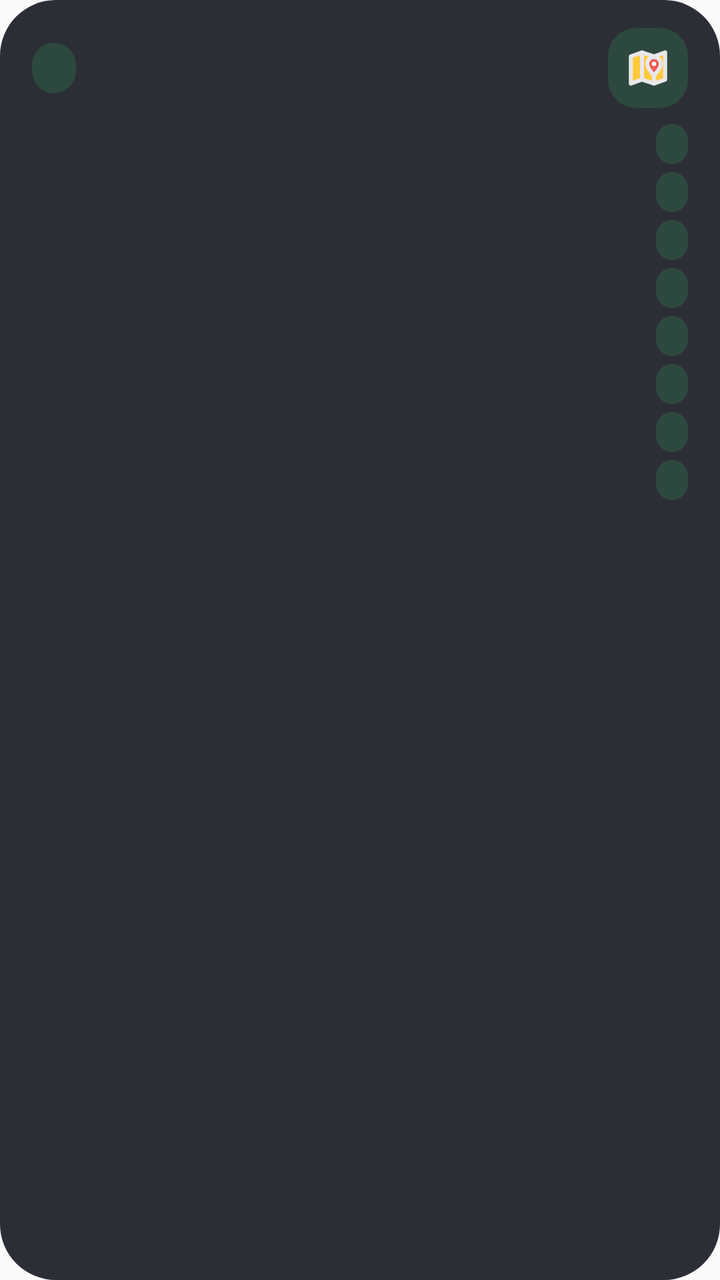
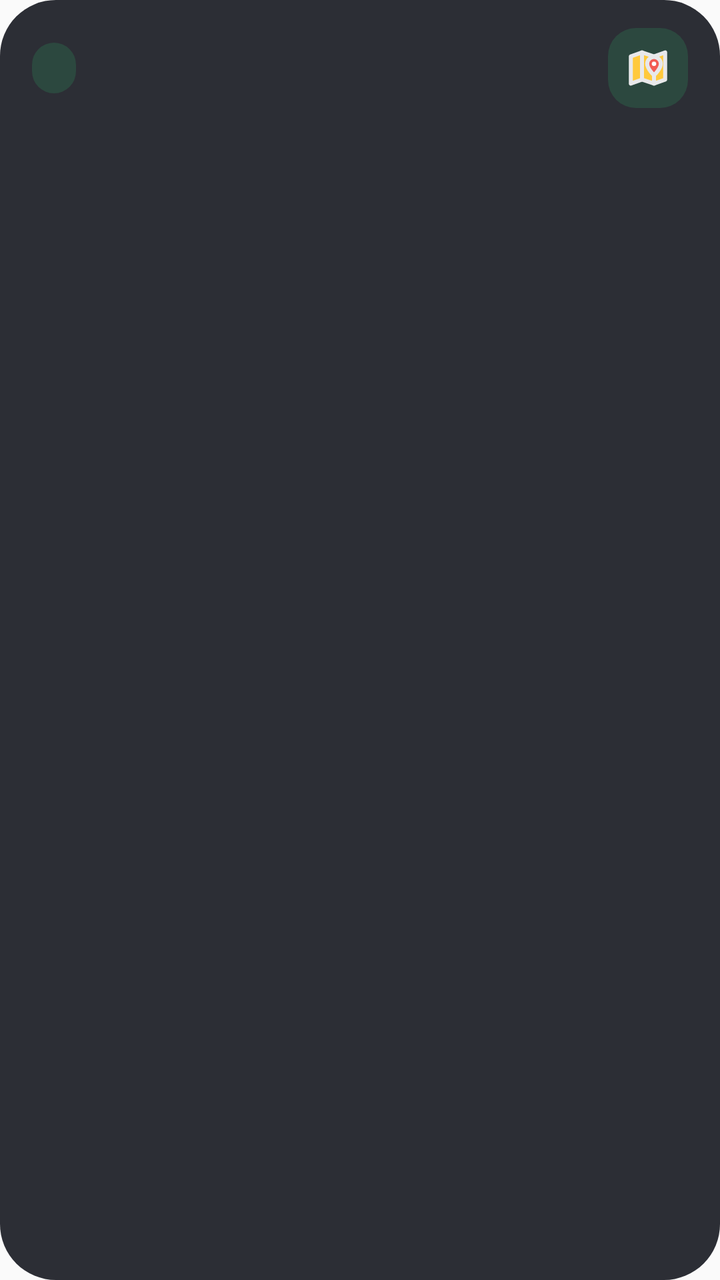

Before-and-after screenshots of an Android layout around one commit, followed by the original layout XML and the change that was made.
<!-- AndroidManifest.xml: application theme AppTheme -->
<!-- res/layout/widget_plan_dark.xml -->
<?xml version="1.0" encoding="utf-8"?>
<LinearLayout
    xmlns:android="http://schemas.android.com/apk/res/android"
    android:id="@+id/root"
    android:layout_width="match_parent"
    android:layout_height="match_parent"
    android:background="@drawable/widget_bg_dark"
    android:layoutDirection="rtl"
    android:orientation="vertical"
    android:paddingStart="16dp"
    android:paddingEnd="16dp"
    android:paddingTop="14dp"
    android:paddingBottom="14dp">
    <LinearLayout
        android:id="@+id/header"
        android:layout_width="match_parent"
        android:layout_height="wrap_content"
        android:orientation="horizontal"
        android:gravity="center_vertical">
        <FrameLayout
            android:id="@+id/icon_tile"
            android:layout_width="40dp"
            android:layout_height="40dp"
            android:background="@drawable/widget_soft_dark">
            <ImageView
                android:id="@+id/icon"
                android:layout_width="24dp"
                android:layout_height="24dp"
                android:src="@drawable/ic_ws_map_dark"
                android:importantForAccessibility="no"
                android:layout_gravity="center" />
        </FrameLayout>
        <LinearLayout
            android:layout_width="0dp"
            android:layout_height="wrap_content"
            android:orientation="vertical"
            android:layout_weight="1"
            android:layout_marginStart="10dp">
            <TextView
                android:id="@+id/title"
                android:layout_width="match_parent"
                android:layout_height="wrap_content"
                style="@style/WBold.Title"
                android:textColor="@color/w_text_dark" />
            <TextView
                android:id="@+id/subtitle"
                android:layout_width="match_parent"
                android:layout_height="wrap_content"
                style="@style/WText.Muted"
                android:layout_marginTop="3dp"
                android:textColor="@color/w_muted_dark" />
        </LinearLayout>
        <TextView
            android:id="@+id/chip"
            android:layout_width="wrap_content"
            android:layout_height="wrap_content"
            style="@style/WBold.Chip"
            android:layout_marginStart="8dp"
            android:textColor="@color/w_accent_dark"
            android:background="@drawable/widget_chip_dark" />
    </LinearLayout>
    <LinearLayout
        android:id="@+id/list"
        android:layout_width="match_parent"
        android:layout_height="0dp"
        android:orientation="vertical"
        android:layout_weight="1"
        android:layout_marginTop="4dp">
        <LinearLayout
            android:id="@+id/plan_row_1"
            android:layout_width="match_parent"
            android:layout_height="wrap_content"
            android:layout_marginTop="4dp"
            android:gravity="center_vertical"
            android:orientation="horizontal">
            <TextView
                android:id="@+id/plan_time_1"
                android:layout_width="wrap_content"
                android:layout_height="wrap_content"
                style="@style/WBold.Pill"
                android:textColor="@color/w_accent_dark"
                android:background="@drawable/widget_chip_dark" />
            <ImageView
                android:id="@+id/plan_ring_1"
                android:layout_width="14dp"
                android:layout_height="14dp"
                android:src="@drawable/widget_dot_dark"
                android:importantForAccessibility="no"
                android:layout_marginStart="3dp"
                android:layout_marginEnd="3dp"
                android:visibility="gone" />
            <TextView
                android:id="@+id/plan_title_1"
                android:layout_width="0dp"
                android:layout_height="wrap_content"
                style="@style/WText"
                android:layout_weight="1"
                android:layout_marginStart="8dp"
                android:textColor="@color/w_text_dark" />
        </LinearLayout>
        <LinearLayout
            android:id="@+id/plan_row_2"
            android:layout_width="match_parent"
            android:layout_height="wrap_content"
            android:layout_marginTop="4dp"
            android:gravity="center_vertical"
            android:orientation="horizontal">
            <TextView
                android:id="@+id/plan_time_2"
                android:layout_width="wrap_content"
                android:layout_height="wrap_content"
                style="@style/WBold.Pill"
                android:textColor="@color/w_accent_dark"
                android:background="@drawable/widget_chip_dark" />
            <ImageView
                android:id="@+id/plan_ring_2"
                android:layout_width="14dp"
                android:layout_height="14dp"
                android:src="@drawable/widget_dot_dark"
                android:importantForAccessibility="no"
                android:layout_marginStart="3dp"
                android:layout_marginEnd="3dp"
                android:visibility="gone" />
            <TextView
                android:id="@+id/plan_title_2"
                android:layout_width="0dp"
                android:layout_height="wrap_content"
                style="@style/WText"
                android:layout_weight="1"
                android:layout_marginStart="8dp"
                android:textColor="@color/w_text_dark" />
        </LinearLayout>
        <LinearLayout
            android:id="@+id/plan_row_3"
            android:layout_width="match_parent"
            android:layout_height="wrap_content"
            android:layout_marginTop="4dp"
            android:gravity="center_vertical"
            android:orientation="horizontal">
            <TextView
                android:id="@+id/plan_time_3"
                android:layout_width="wrap_content"
                android:layout_height="wrap_content"
                style="@style/WBold.Pill"
                android:textColor="@color/w_accent_dark"
                android:background="@drawable/widget_chip_dark" />
            <ImageView
                android:id="@+id/plan_ring_3"
                android:layout_width="14dp"
                android:layout_height="14dp"
                android:src="@drawable/widget_dot_dark"
                android:importantForAccessibility="no"
                android:layout_marginStart="3dp"
                android:layout_marginEnd="3dp"
                android:visibility="gone" />
            <TextView
                android:id="@+id/plan_title_3"
                android:layout_width="0dp"
                android:layout_height="wrap_content"
                style="@style/WText"
                android:layout_weight="1"
                android:layout_marginStart="8dp"
                android:textColor="@color/w_text_dark" />
        </LinearLayout>
        <LinearLayout
            android:id="@+id/plan_row_4"
            android:layout_width="match_parent"
            android:layout_height="wrap_content"
            android:layout_marginTop="4dp"
            android:gravity="center_vertical"
            android:orientation="horizontal">
            <TextView
                android:id="@+id/plan_time_4"
                android:layout_width="wrap_content"
                android:layout_height="wrap_content"
                style="@style/WBold.Pill"
                android:textColor="@color/w_accent_dark"
                android:background="@drawable/widget_chip_dark" />
            <ImageView
                android:id="@+id/plan_ring_4"
                android:layout_width="14dp"
                android:layout_height="14dp"
                android:src="@drawable/widget_dot_dark"
                android:importantForAccessibility="no"
                android:layout_marginStart="3dp"
                android:layout_marginEnd="3dp"
                android:visibility="gone" />
            <TextView
                android:id="@+id/plan_title_4"
                android:layout_width="0dp"
                android:layout_height="wrap_content"
                style="@style/WText"
                android:layout_weight="1"
                android:layout_marginStart="8dp"
                android:textColor="@color/w_text_dark" />
        </LinearLayout>
        <LinearLayout
            android:id="@+id/plan_row_5"
            android:layout_width="match_parent"
            android:layout_height="wrap_content"
            android:layout_marginTop="4dp"
            android:gravity="center_vertical"
            android:orientation="horizontal">
            <TextView
                android:id="@+id/plan_time_5"
                android:layout_width="wrap_content"
                android:layout_height="wrap_content"
                style="@style/WBold.Pill"
                android:textColor="@color/w_accent_dark"
                android:background="@drawable/widget_chip_dark" />
            <ImageView
                android:id="@+id/plan_ring_5"
                android:layout_width="14dp"
                android:layout_height="14dp"
                android:src="@drawable/widget_dot_dark"
                android:importantForAccessibility="no"
                android:layout_marginStart="3dp"
                android:layout_marginEnd="3dp"
                android:visibility="gone" />
            <TextView
                android:id="@+id/plan_title_5"
                android:layout_width="0dp"
                android:layout_height="wrap_content"
                style="@style/WText"
                android:layout_weight="1"
                android:layout_marginStart="8dp"
                android:textColor="@color/w_text_dark" />
        </LinearLayout>
        <LinearLayout
            android:id="@+id/plan_row_6"
            android:layout_width="match_parent"
            android:layout_height="wrap_content"
            android:layout_marginTop="4dp"
            android:gravity="center_vertical"
            android:orientation="horizontal">
            <TextView
                android:id="@+id/plan_time_6"
                android:layout_width="wrap_content"
                android:layout_height="wrap_content"
                style="@style/WBold.Pill"
                android:textColor="@color/w_accent_dark"
                android:background="@drawable/widget_chip_dark" />
            <ImageView
                android:id="@+id/plan_ring_6"
                android:layout_width="14dp"
                android:layout_height="14dp"
                android:src="@drawable/widget_dot_dark"
                android:importantForAccessibility="no"
                android:layout_marginStart="3dp"
                android:layout_marginEnd="3dp"
                android:visibility="gone" />
            <TextView
                android:id="@+id/plan_title_6"
                android:layout_width="0dp"
                android:layout_height="wrap_content"
                style="@style/WText"
                android:layout_weight="1"
                android:layout_marginStart="8dp"
                android:textColor="@color/w_text_dark" />
        </LinearLayout>
        <LinearLayout
            android:id="@+id/plan_row_7"
            android:layout_width="match_parent"
            android:layout_height="wrap_content"
            android:layout_marginTop="4dp"
            android:gravity="center_vertical"
            android:orientation="horizontal">
            <TextView
                android:id="@+id/plan_time_7"
                android:layout_width="wrap_content"
                android:layout_height="wrap_content"
                style="@style/WBold.Pill"
                android:textColor="@color/w_accent_dark"
                android:background="@drawable/widget_chip_dark" />
            <ImageView
                android:id="@+id/plan_ring_7"
                android:layout_width="14dp"
                android:layout_height="14dp"
                android:src="@drawable/widget_dot_dark"
                android:importantForAccessibility="no"
                android:layout_marginStart="3dp"
                android:layout_marginEnd="3dp"
                android:visibility="gone" />
            <TextView
                android:id="@+id/plan_title_7"
                android:layout_width="0dp"
                android:layout_height="wrap_content"
                style="@style/WText"
                android:layout_weight="1"
                android:layout_marginStart="8dp"
                android:textColor="@color/w_text_dark" />
        </LinearLayout>
        <LinearLayout
            android:id="@+id/plan_row_8"
            android:layout_width="match_parent"
            android:layout_height="wrap_content"
            android:layout_marginTop="4dp"
            android:gravity="center_vertical"
            android:orientation="horizontal">
            <TextView
                android:id="@+id/plan_time_8"
                android:layout_width="wrap_content"
                android:layout_height="wrap_content"
                style="@style/WBold.Pill"
                android:textColor="@color/w_accent_dark"
                android:background="@drawable/widget_chip_dark" />
            <ImageView
                android:id="@+id/plan_ring_8"
                android:layout_width="14dp"
                android:layout_height="14dp"
                android:src="@drawable/widget_dot_dark"
                android:importantForAccessibility="no"
                android:layout_marginStart="3dp"
                android:layout_marginEnd="3dp"
                android:visibility="gone" />
            <TextView
                android:id="@+id/plan_title_8"
                android:layout_width="0dp"
                android:layout_height="wrap_content"
                style="@style/WText"
                android:layout_weight="1"
                android:layout_marginStart="8dp"
                android:textColor="@color/w_text_dark" />
        </LinearLayout>
        <TextView
            android:id="@+id/plan_more"
            android:layout_width="match_parent"
            android:layout_height="wrap_content"
            style="@style/WText.Muted"
            android:layout_marginTop="8dp"
            android:visibility="gone"
            android:textColor="@color/w_muted_dark" />
    </LinearLayout>
</LinearLayout>
<!-- resources referenced by this layout -->
<resources>
  <color name="w_accent_dark">#2DBE6C</color>
  <color name="w_muted_dark">#B0B1BA</color>
  <color name="w_text_dark">#EDEDEB</color>
  <!-- drawable widget_bg_dark (drawable) -->
  <?xml version="1.0" encoding="utf-8"?>
  <shape xmlns:android="http://schemas.android.com/apk/res/android" android:shape="rectangle">
      <solid android:color="@color/w_bg_dark" />
      <corners android:radius="28dp" />
  </shape>
  <!-- drawable widget_chip_dark (drawable) -->
  <?xml version="1.0" encoding="utf-8"?>
  <shape xmlns:android="http://schemas.android.com/apk/res/android" android:shape="rectangle">
      <solid android:color="@color/w_soft_dark" />
      <corners android:radius="999dp" />
  </shape>
  <!-- drawable widget_dot_dark (drawable) -->
  <?xml version="1.0" encoding="utf-8"?>
  <shape xmlns:android="http://schemas.android.com/apk/res/android" android:shape="oval">
      <stroke android:width="2dp" android:color="@color/w_dot_dark" />
      <size android:width="16dp" android:height="16dp" />
  </shape>
  <!-- drawable widget_soft_dark (drawable) -->
  <?xml version="1.0" encoding="utf-8"?>
  <shape xmlns:android="http://schemas.android.com/apk/res/android" android:shape="rectangle">
      <solid android:color="@color/w_soft_dark" />
      <corners android:radius="14dp" />
  </shape>
  <style name="WBold.Chip">
          <item name="android:textColor">@color/w_accent</item>
          <item name="android:textSize">13sp</item>
          <item name="android:background">@drawable/widget_chip</item>
          <item name="android:paddingStart">11dp</item>
          <item name="android:paddingEnd">11dp</item>
          <item name="android:paddingTop">5dp</item>
          <item name="android:paddingBottom">5dp</item>
      </style>
  <style name="WBold.Pill">
          <item name="android:textColor">@color/w_accent</item>
          <item name="android:textSize">12sp</item>
          <item name="android:background">@drawable/widget_chip</item>
          <item name="android:paddingStart">8dp</item>
          <item name="android:paddingEnd">8dp</item>
          <item name="android:paddingTop">3dp</item>
          <item name="android:paddingBottom">3dp</item>
      </style>
  <style name="WBold.Title">
          <item name="android:textSize">18sp</item>
      </style>
  <style name="WText" parent="WFontSemi">
          <item name="android:textColor">@color/w_text</item>
          <item name="android:textSize">15sp</item>
          <item name="android:maxLines">1</item>
          <item name="android:ellipsize">end</item>
          <item name="android:textAlignment">viewStart</item>
          <item name="android:includeFontPadding">false</item>
      </style>
  <style name="WText.Muted">
          <item name="android:textColor">@color/w_muted</item>
          <item name="android:textSize">13sp</item>
      </style>
  <style name="AppTheme" parent="Theme.AppCompat.Light.DarkActionBar">
          
          <item name="colorPrimary">@color/colorPrimary</item>
          <item name="colorPrimaryDark">@color/colorPrimaryDark</item>
          <item name="colorAccent">@color/colorAccent</item>
      </style>
  <color name="w_ink_dark">#E8E8EA</color>
  <color name="w_bg_dark">#2C2E35</color>
  <color name="w_soft_dark">#2C483F</color>
  <color name="w_dot_dark">#85868F</color>
  <color name="w_accent">#16874A</color>
  <!-- drawable widget_chip (drawable) -->
  <?xml version="1.0" encoding="utf-8"?>
  <shape xmlns:android="http://schemas.android.com/apk/res/android" android:shape="rectangle">
      <solid android:color="@color/w_soft" />
      <corners android:radius="999dp" />
  </shape>
  <style name="WFontSemi">
          <item name="android:fontFamily">sans-serif-medium</item>
      </style>
  <color name="w_text">#141414</color>
  <color name="w_muted">#5F5F66</color>
  <color name="w_soft">#E6F4EC</color>
  <!-- unchanged entries left out for length: 1 -->
</resources>

<!-- the commit's change to res/layout/widget_plan_dark.xml (unified diff, before → after) -->
@@ -59,276 +59,27 @@
             android:textColor="@color/w_accent_dark"
             android:background="@drawable/widget_chip_dark" />
     </LinearLayout>
-    <LinearLayout
-        android:id="@+id/list"
+    <FrameLayout
         android:layout_width="match_parent"
         android:layout_height="0dp"
-        android:orientation="vertical"
         android:layout_weight="1"
-        android:layout_marginTop="4dp">
-        <LinearLayout
-            android:id="@+id/plan_row_1"
+        android:layout_marginTop="6dp">
+        <ListView
+            android:id="@+id/list"
             android:layout_width="match_parent"
-            android:layout_height="wrap_content"
-            android:layout_marginTop="4dp"
-            android:gravity="center_vertical"
-            android:orientation="horizontal">
-            <TextView
-                android:id="@+id/plan_time_1"
-                android:layout_width="wrap_content"
-                android:layout_height="wrap_content"
-                style="@style/WBold.Pill"
-                android:textColor="@color/w_accent_dark"
-                android:background="@drawable/widget_chip_dark" />
-            <ImageView
-                android:id="@+id/plan_ring_1"
-                android:layout_width="14dp"
-                android:layout_height="14dp"
-                android:src="@drawable/widget_dot_dark"
-                android:importantForAccessibility="no"
-                android:layout_marginStart="3dp"
-                android:layout_marginEnd="3dp"
-                android:visibility="gone" />
-            <TextView
-                android:id="@+id/plan_title_1"
-                android:layout_width="0dp"
-                android:layout_height="wrap_content"
-                style="@style/WText"
-                android:layout_weight="1"
-                android:layout_marginStart="8dp"
-                android:textColor="@color/w_text_dark" />
-        </LinearLayout>
-        <LinearLayout
-            android:id="@+id/plan_row_2"
+            android:layout_height="match_parent"
+            android:divider="@null"
+            android:dividerHeight="0dp"
+            android:scrollbars="none"
+            android:listSelector="@android:color/transparent" />
+        <TextView
+            android:id="@+id/empty"
             android:layout_width="match_parent"
-            android:layout_height="wrap_content"
-            android:layout_marginTop="4dp"
-            android:gravity="center_vertical"
-            android:orientation="horizontal">
-            <TextView
-                android:id="@+id/plan_time_2"
-                android:layout_width="wrap_content"
-                android:layout_height="wrap_content"
-                style="@style/WBold.Pill"
-                android:textColor="@color/w_accent_dark"
-                android:background="@drawable/widget_chip_dark" />
-            <ImageView
-                android:id="@+id/plan_ring_2"
-                android:layout_width="14dp"
-                android:layout_height="14dp"
-                android:src="@drawable/widget_dot_dark"
-                android:importantForAccessibility="no"
-                android:layout_marginStart="3dp"
-                android:layout_marginEnd="3dp"
-                android:visibility="gone" />
-            <TextView
-                android:id="@+id/plan_title_2"
-                android:layout_width="0dp"
-                android:layout_height="wrap_content"
-                style="@style/WText"
-                android:layout_weight="1"
-                android:layout_marginStart="8dp"
-                android:textColor="@color/w_text_dark" />
-        </LinearLayout>
-        <LinearLayout
-            android:id="@+id/plan_row_3"
-            android:layout_width="match_parent"
-            android:layout_height="wrap_content"
-            android:layout_marginTop="4dp"
-            android:gravity="center_vertical"
-            android:orientation="horizontal">
-            <TextView
-                android:id="@+id/plan_time_3"
-                android:layout_width="wrap_content"
-                android:layout_height="wrap_content"
-                style="@style/WBold.Pill"
-                android:textColor="@color/w_accent_dark"
-                android:background="@drawable/widget_chip_dark" />
-            <ImageView
-                android:id="@+id/plan_ring_3"
-                android:layout_width="14dp"
-                android:layout_height="14dp"
-                android:src="@drawable/widget_dot_dark"
-                android:importantForAccessibility="no"
-                android:layout_marginStart="3dp"
-                android:layout_marginEnd="3dp"
-                android:visibility="gone" />
-            <TextView
-                android:id="@+id/plan_title_3"
-                android:layout_width="0dp"
-                android:layout_height="wrap_content"
-                style="@style/WText"
-                android:layout_weight="1"
-                android:layout_marginStart="8dp"
-                android:textColor="@color/w_text_dark" />
-        </LinearLayout>
-        <LinearLayout
-            android:id="@+id/plan_row_4"
-            android:layout_width="match_parent"
-            android:layout_height="wrap_content"
-            android:layout_marginTop="4dp"
-            android:gravity="center_vertical"
-            android:orientation="horizontal">
-            <TextView
-                android:id="@+id/plan_time_4"
-                android:layout_width="wrap_content"
-                android:layout_height="wrap_content"
-                style="@style/WBold.Pill"
-                android:textColor="@color/w_accent_dark"
-                android:background="@drawable/widget_chip_dark" />
-            <ImageView
-                android:id="@+id/plan_ring_4"
-                android:layout_width="14dp"
-                android:layout_height="14dp"
-                android:src="@drawable/widget_dot_dark"
-                android:importantForAccessibility="no"
-                android:layout_marginStart="3dp"
-                android:layout_marginEnd="3dp"
-                android:visibility="gone" />
-            <TextView
-                android:id="@+id/plan_title_4"
-                android:layout_width="0dp"
-                android:layout_height="wrap_content"
-                style="@style/WText"
-                android:layout_weight="1"
-                android:layout_marginStart="8dp"
-                android:textColor="@color/w_text_dark" />
-        </LinearLayout>
-        <LinearLayout
-            android:id="@+id/plan_row_5"
-            android:layout_width="match_parent"
-            android:layout_height="wrap_content"
-            android:layout_marginTop="4dp"
-            android:gravity="center_vertical"
-            android:orientation="horizontal">
-            <TextView
-                android:id="@+id/plan_time_5"
-                android:layout_width="wrap_content"
-                android:layout_height="wrap_content"
-                style="@style/WBold.Pill"
-                android:textColor="@color/w_accent_dark"
-                android:background="@drawable/widget_chip_dark" />
-            <ImageView
-                android:id="@+id/plan_ring_5"
-                android:layout_width="14dp"
-                android:layout_height="14dp"
-                android:src="@drawable/widget_dot_dark"
-                android:importantForAccessibility="no"
-                android:layout_marginStart="3dp"
-                android:layout_marginEnd="3dp"
-                android:visibility="gone" />
-            <TextView
-                android:id="@+id/plan_title_5"
-                android:layout_width="0dp"
-                android:layout_height="wrap_content"
-                style="@style/WText"
-                android:layout_weight="1"
-                android:layout_marginStart="8dp"
-                android:textColor="@color/w_text_dark" />
-        </LinearLayout>
-        <LinearLayout
-            android:id="@+id/plan_row_6"
-            android:layout_width="match_parent"
-            android:layout_height="wrap_content"
-            android:layout_marginTop="4dp"
-            android:gravity="center_vertical"
-            android:orientation="horizontal">
-            <TextView
-                android:id="@+id/plan_time_6"
-                android:layout_width="wrap_content"
-                android:layout_height="wrap_content"
-                style="@style/WBold.Pill"
-                android:textColor="@color/w_accent_dark"
-                android:background="@drawable/widget_chip_dark" />
-            <ImageView
-                android:id="@+id/plan_ring_6"
-                android:layout_width="14dp"
-                android:layout_height="14dp"
-                android:src="@drawable/widget_dot_dark"
-                android:importantForAccessibility="no"
-                android:layout_marginStart="3dp"
-                android:layout_marginEnd="3dp"
-                android:visibility="gone" />
-            <TextView
-                android:id="@+id/plan_title_6"
-                android:layout_width="0dp"
-                android:layout_height="wrap_content"
-                style="@style/WText"
-                android:layout_weight="1"
-                android:layout_marginStart="8dp"
-                android:textColor="@color/w_text_dark" />
-        </LinearLayout>
-        <LinearLayout
-            android:id="@+id/plan_row_7"
-            android:layout_width="match_parent"
-            android:layout_height="wrap_content"
-            android:layout_marginTop="4dp"
-            android:gravity="center_vertical"
-            android:orientation="horizontal">
-            <TextView
-                android:id="@+id/plan_time_7"
-                android:layout_width="wrap_content"
-                android:layout_height="wrap_content"
-                style="@style/WBold.Pill"
-                android:textColor="@color/w_accent_dark"
-                android:background="@drawable/widget_chip_dark" />
-            <ImageView
-                android:id="@+id/plan_ring_7"
-                android:layout_width="14dp"
-                android:layout_height="14dp"
-                android:src="@drawable/widget_dot_dark"
-                android:importantForAccessibility="no"
-                android:layout_marginStart="3dp"
-                android:layout_marginEnd="3dp"
-                android:visibility="gone" />
-            <TextView
-                android:id="@+id/plan_title_7"
-                android:layout_width="0dp"
-                android:layout_height="wrap_content"
-                style="@style/WText"
-                android:layout_weight="1"
-                android:layout_marginStart="8dp"
-                android:textColor="@color/w_text_dark" />
-        </LinearLayout>
-        <LinearLayout
-            android:id="@+id/plan_row_8"
-            android:layout_width="match_parent"
-            android:layout_height="wrap_content"
-            android:layout_marginTop="4dp"
-            android:gravity="center_vertical"
-            android:orientation="horizontal">
-            <TextView
-                android:id="@+id/plan_time_8"
-                android:layout_width="wrap_content"
-                android:layout_height="wrap_content"
-                style="@style/WBold.Pill"
-                android:textColor="@color/w_accent_dark"
-                android:background="@drawable/widget_chip_dark" />
-            <ImageView
-                android:id="@+id/plan_ring_8"
-                android:layout_width="14dp"
-                android:layout_height="14dp"
-                android:src="@drawable/widget_dot_dark"
-                android:importantForAccessibility="no"
-                android:layout_marginStart="3dp"
-                android:layout_marginEnd="3dp"
-                android:visibility="gone" />
-            <TextView
-                android:id="@+id/plan_title_8"
-                android:layout_width="0dp"
-                android:layout_height="wrap_content"
-                style="@style/WText"
-                android:layout_weight="1"
-                android:layout_marginStart="8dp"
-                android:textColor="@color/w_text_dark" />
-        </LinearLayout>
-        <TextView
-            android:id="@+id/plan_more"
-            android:layout_width="match_parent"
-            android:layout_height="wrap_content"
+            android:layout_height="match_parent"
             style="@style/WText.Muted"
-            android:layout_marginTop="8dp"
+            android:gravity="center"
+            android:textSize="15sp"
             android:visibility="gone"
             android:textColor="@color/w_muted_dark" />
-    </LinearLayout>
+    </FrameLayout>
 </LinearLayout>
<!-- resource entries referenced after the edit -->
@@ -15,12 +15,6 @@
       <solid android:color="@color/w_soft_dark" />
       <corners android:radius="999dp" />
   </shape>
-  <!-- drawable widget_dot_dark (drawable) -->
-  <?xml version="1.0" encoding="utf-8"?>
-  <shape xmlns:android="http://schemas.android.com/apk/res/android" android:shape="oval">
-      <stroke android:width="2dp" android:color="@color/w_dot_dark" />
-      <size android:width="16dp" android:height="16dp" />
-  </shape>
   <!-- drawable widget_soft_dark (drawable) -->
   <?xml version="1.0" encoding="utf-8"?>
   <shape xmlns:android="http://schemas.android.com/apk/res/android" android:shape="rectangle">
@@ -36,25 +30,8 @@
           <item name="android:paddingTop">5dp</item>
           <item name="android:paddingBottom">5dp</item>
       </style>
-  <style name="WBold.Pill">
-          <item name="android:textColor">@color/w_accent</item>
-          <item name="android:textSize">12sp</item>
-          <item name="android:background">@drawable/widget_chip</item>
-          <item name="android:paddingStart">8dp</item>
-          <item name="android:paddingEnd">8dp</item>
-          <item name="android:paddingTop">3dp</item>
-          <item name="android:paddingBottom">3dp</item>
-      </style>
   <style name="WBold.Title">
           <item name="android:textSize">18sp</item>
-      </style>
-  <style name="WText" parent="WFontSemi">
-          <item name="android:textColor">@color/w_text</item>
-          <item name="android:textSize">15sp</item>
-          <item name="android:maxLines">1</item>
-          <item name="android:ellipsize">end</item>
-          <item name="android:textAlignment">viewStart</item>
-          <item name="android:includeFontPadding">false</item>
       </style>
   <style name="WText.Muted">
           <item name="android:textColor">@color/w_muted</item>
@@ -69,7 +46,6 @@
   <color name="w_ink_dark">#E8E8EA</color>
   <color name="w_bg_dark">#2C2E35</color>
   <color name="w_soft_dark">#2C483F</color>
-  <color name="w_dot_dark">#85868F</color>
   <color name="w_accent">#16874A</color>
   <!-- drawable widget_chip (drawable) -->
   <?xml version="1.0" encoding="utf-8"?>
@@ -77,10 +53,6 @@
       <solid android:color="@color/w_soft" />
       <corners android:radius="999dp" />
   </shape>
-  <style name="WFontSemi">
-          <item name="android:fontFamily">sans-serif-medium</item>
-      </style>
-  <color name="w_text">#141414</color>
   <color name="w_muted">#5F5F66</color>
   <color name="w_soft">#E6F4EC</color>
   <!-- unchanged entries left out for length: 1 -->
